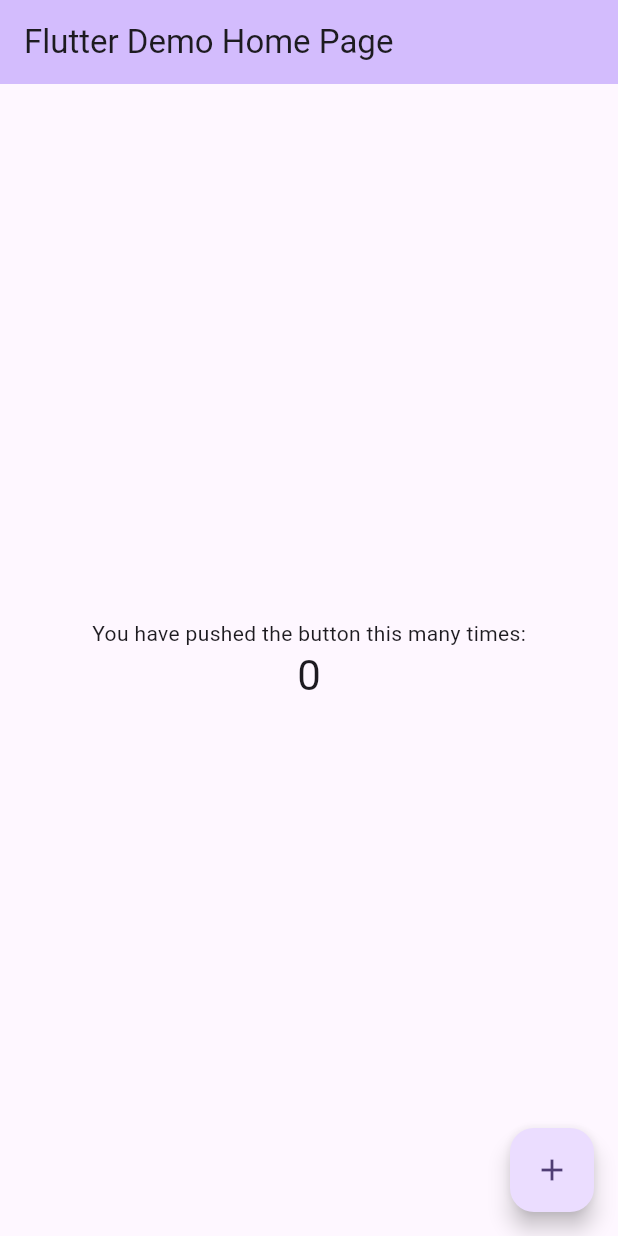
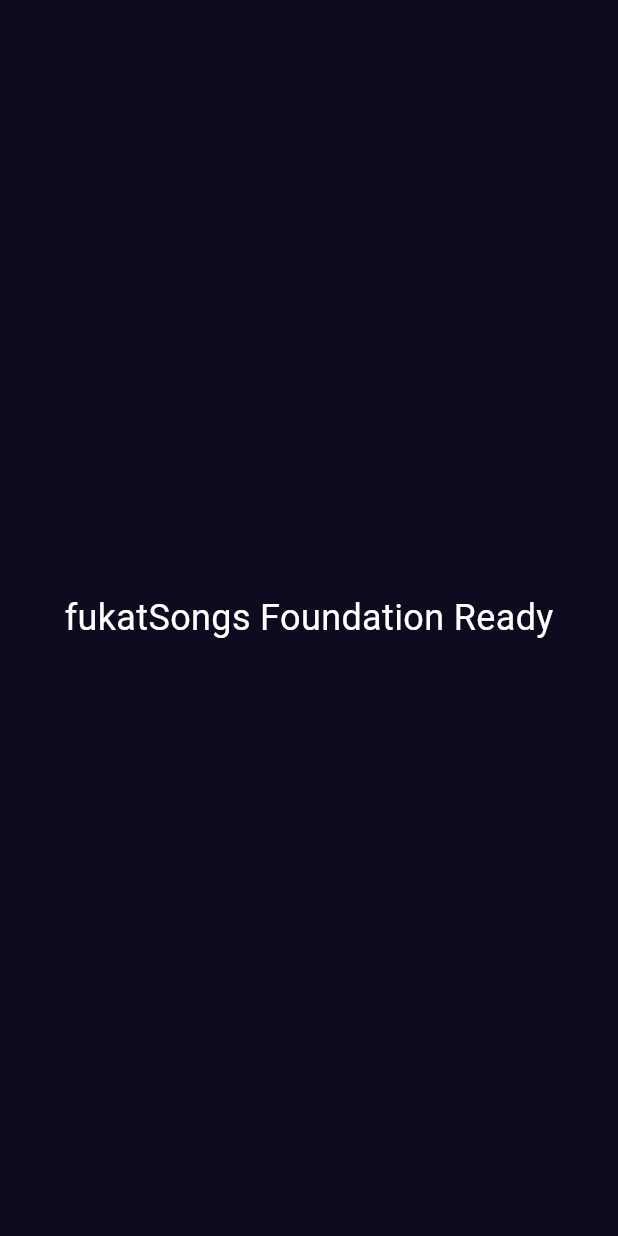
Before and after one commit to suraxcodes/fukatsongs, a Flutter app: the screen it shows after launch, on a phone screen of 412 x 824 dp. Run offline on Flutter 3.47's test engine with Material 3 defaults, Android fonts, the phone set to English and light mode, and no system bars; our stand-ins replace flutter_riverpod, flutter_screenutil, freezed_annotation, hive, hive_flutter; accounts and stored records are empty; statements that could not run were skipped.

Commit message:
feat(foundation): app scaffolding, hive init, and design system

```diff
--- a/lib/main.dart
+++ b/lib/main.dart
@@ -1,121 +1,77 @@
 import 'package:flutter/material.dart';
+import 'package:flutter_riverpod/flutter_riverpod.dart';
+import 'package:hive_flutter/hive_flutter.dart';
+import 'package:flutter_screenutil/flutter_screenutil.dart';
+import 'models/song.dart';
 
-void main() {
-  runApp(const MyApp());
+void main() async {
+  WidgetsFlutterBinding.ensureInitialized();
+
+  // Initialize Hive
+  await Hive.initFlutter();
+
+  // Register Adapters
+  Hive.registerAdapter(SongAdapter());
+
+  // Open Core Boxes
+  await Future.wait([
+    Hive.openBox('settings'),
+    Hive.openBox<Song>('songs'),
+    Hive.openBox<Song>('liked_songs'),
+    Hive.openBox<Song>('recent_songs'),
+    Hive.openBox<String>('search_cache'),
+  ]);
+
+  runApp(
+    const ProviderScope(
+      child: FukatSongsApp(),
+    ),
+  );
 }
 
-class MyApp extends StatelessWidget {
-  const MyApp({super.key});
-
-  // This widget is the root of your application.
-  @override
-  Widget build(BuildContext context) {
-    return MaterialApp(
-      title: 'Flutter Demo',
-      theme: ThemeData(
-        // This is the theme of your application.
-        //
-        // TRY THIS: Try running your application with "flutter run". You'll see
-        // the application has a purple toolbar. Then, without quitting the app,
-        // try changing the seedColor in the colorScheme below to Colors.green
-        // and then invoke "hot reload" (save your changes or press the "hot
-        // reload" button in a Flutter-supported IDE, or press "r" if you used
-        // the command line to start the app).
-        //
-        // Notice that the counter didn't reset back to zero; the application
-        // state is not lost during the reload. To reset the state, use hot
-        // restart instead.
-        //
-        // This works for code too, not just values: Most code changes can be
-        // tested with just a hot reload.
-        colorScheme: ColorScheme.fromSeed(seedColor: Colors.deepPurple),
-      ),
-      home: const MyHomePage(title: 'Flutter Demo Home Page'),
-    );
-  }
-}
-
-class MyHomePage extends StatefulWidget {
-  const MyHomePage({super.key, required this.title});
-
-  // This widget is the home page of your application. It is stateful, meaning
-  // that it has a State object (defined below) that contains fields that affect
-  // how it looks.
-
-  // This class is the configuration for the state. It holds the values (in this
-  // case the title) provided by the parent (in this case the App widget) and
-  // used by the build method of the State. Fields in a Widget subclass are
-  // always marked "final".
-
-  final String title;
-
-  @override
-  State<MyHomePage> createState() => _MyHomePageState();
-}
-
-class _MyHomePageState extends State<MyHomePage> {
-  int _counter = 0;
-
-  void _incrementCounter() {
-    setState(() {
-      // This call to setState tells the Flutter framework that something has
-      // changed in this State, which causes it to rerun the build method below
-      // so that the display can reflect the updated values. If we changed
-      // _counter without calling setState(), then the build method would not be
-      // called again, and so nothing would appear to happen.
-      _counter++;
-    });
-  }
+class FukatSongsApp extends StatelessWidget {
+  const FukatSongsApp({super.key});
 
   @override
   Widget build(BuildContext context) {
-    // This method is rerun every time setState is called, for instance as done
-    // by the _incrementCounter method above.
-    //
-    // The Flutter framework has been optimized to make rerunning build methods
-    // fast, so that you can just rebuild anything that needs updating rather
-    // than having to individually change instances of widgets.
-    return Scaffold(
-      appBar: AppBar(
-        // TRY THIS: Try changing the color here to a specific color (to
-        // Colors.amber, perhaps?) and trigger a hot reload to see the AppBar
-        // change color while the other colors stay the same.
-        backgroundColor: Theme.of(context).colorScheme.inversePrimary,
-        // Here we take the value from the MyHomePage object that was created by
-        // the App.build method, and use it to set our appbar title.
-        title: Text(widget.title),
+    return ScreenUtilInit(
+      designSize: const Size(360, 690),
+      minTextAdapt: true,
+      splitScreenMode: true,
+      builder: (context, child) {
+        return MaterialApp(
+          title: 'fukatSongs',
+          debugShowCheckedModeBanner: false,
+          theme: _buildTheme(),
+          home: const Scaffold(
+            body: Center(
+              child: Text(
+                'fukatSongs Foundation Ready',
+                style: TextStyle(color: Colors.white, fontSize: 24),
+              ),
+            ),
+          ),
+        );
+      },
+    );
+  }
+
+  ThemeData _buildTheme() {
+    return ThemeData(
+      useMaterial3: true,
+      brightness: Brightness.dark,
+      scaffoldBackgroundColor: const Color(0xFF0D0B1F), // Deep Midnight
+      colorScheme: ColorScheme.fromSeed(
+        seedColor: const Color(0xFF6200EE), // Electric Indigo
+        brightness: Brightness.dark,
+        surface: const Color(0xFF16142E),
       ),
-      body: Center(
-        // Center is a layout widget. It takes a single child and positions it
-        // in the middle of the parent.
-        child: Column(
-          // Column is also a layout widget. It takes a list of children and
-          // arranges them vertically. By default, it sizes itself to fit its
-          // children horizontally, and tries to be as tall as its parent.
-          //
-          // Column has various properties to control how it sizes itself and
-          // how it positions its children. Here we use mainAxisAlignment to
-          // center the children vertically; the main axis here is the vertical
-          // axis because Columns are vertical (the cross axis would be
-          // horizontal).
-          //
-          // TRY THIS: Invoke "debug painting" (choose the "Toggle Debug Paint"
-          // action in the IDE, or press "p" in the console), to see the
-          // wireframe for each widget.
-          mainAxisAlignment: MainAxisAlignment.center,
-          children: [
-            const Text('You have pushed the button this many times:'),
-            Text(
-              '$_counter',
-              style: Theme.of(context).textTheme.headlineMedium,
-            ),
-          ],
+      textTheme: const TextTheme(
+        headlineMedium: TextStyle(
+          color: Colors.white,
+          fontWeight: FontWeight.bold,
+          letterSpacing: 1.2,
         ),
-      ),
-      floatingActionButton: FloatingActionButton(
-        onPressed: _incrementCounter,
-        tooltip: 'Increment',
-        child: const Icon(Icons.add),
       ),
     );
   }
```
Also changed, not shown: 1 other file.
